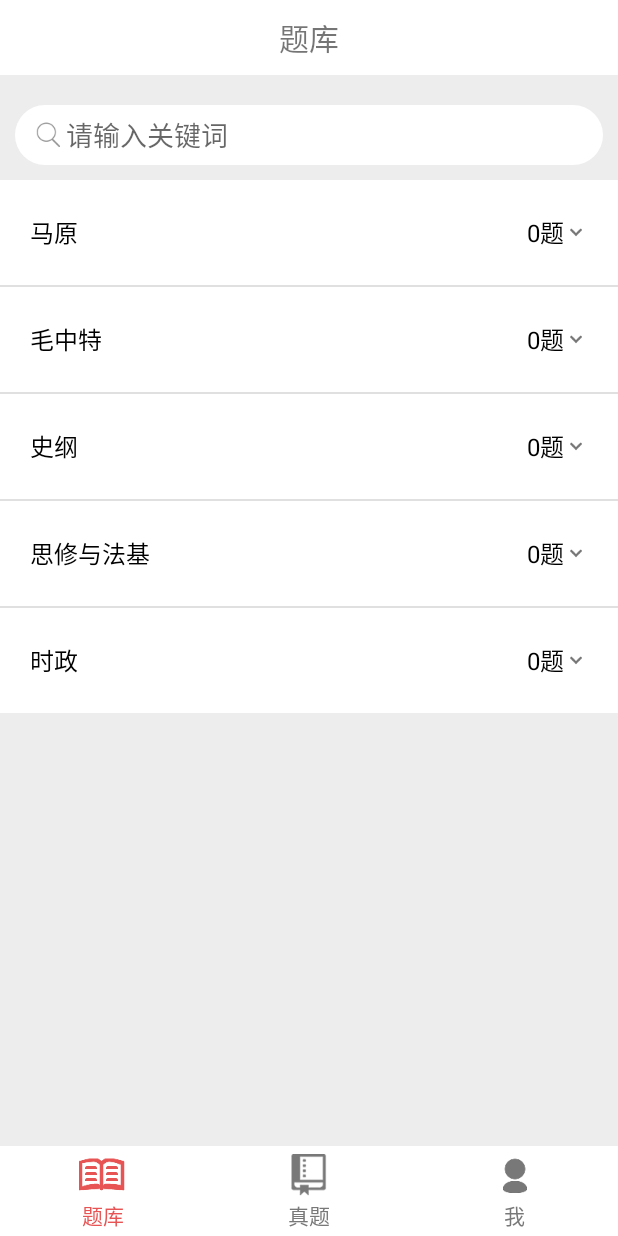
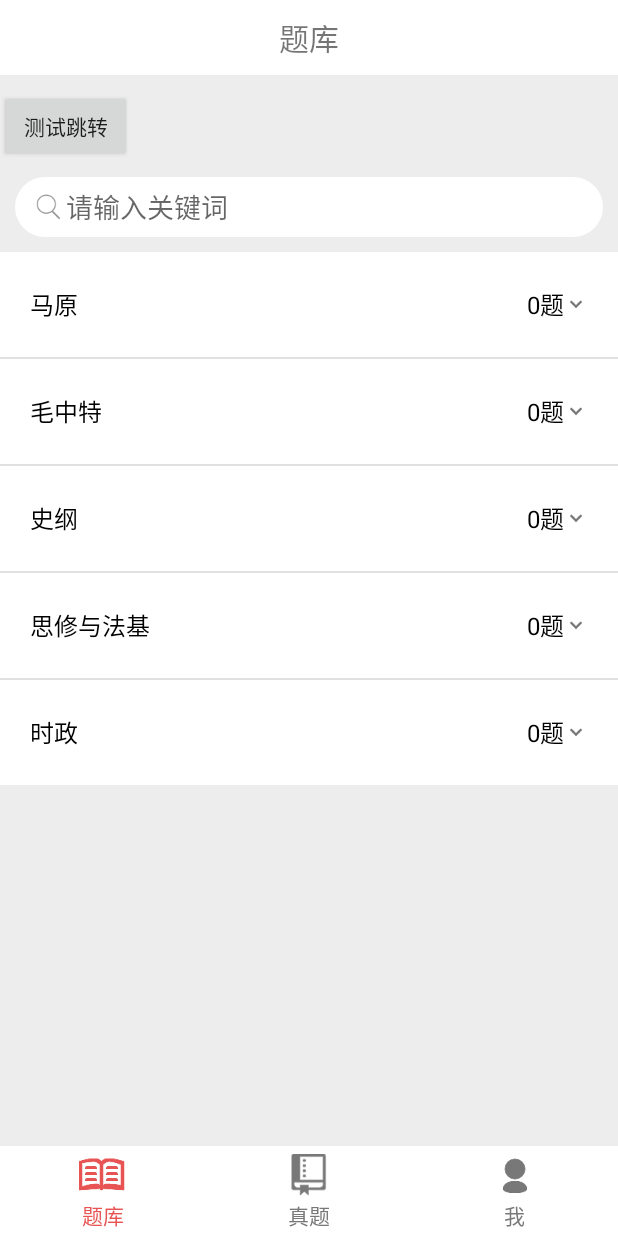
Before and after one commit to malijie/PoliticsProject, an Android app: the screen it shows after launch (HomePageActivity), on a phone screen of 412 x 824 dp. Run offline under Robolectric (Android 15) with nearby library versions, the light colour scheme and no system bars; 11 statements that could not run were skipped.

Commit message:
update ui

```diff
--- a/PoliticsExam/src/main/AndroidManifest.xml
+++ b/PoliticsExam/src/main/AndroidManifest.xml
@@ -20,6 +20,7 @@
         <activity android:name=".activity.QuestionDetailActivity"/>
         <activity android:name=".activity.SearchActivity"/>
         <activity android:name=".activity.SearchDetailActivity"/>
+        <activity android:name=".activity.TestActivity"/>
     </application>
 
 </manifest>
--- a/PoliticsExam/src/main/java/com/politics/exam/db/SQLContainer.java
+++ b/PoliticsExam/src/main/java/com/politics/exam/db/SQLContainer.java
@@ -10,7 +10,7 @@ public class SQLContainer {
     private static final String QUESTION_INFO = "QUESTION_INFO_BEAN";
     private static final String QUESTION_OPTION = "QUESTION_OPTION_BEAN";
     private static final String SECTION_BEAN = "SECTION_BEAN";
-    private static final String EXAM_INFO = "PAPER";
+    private static final String EXAM_QUESTIONS = "EXAM_QUESTIONS";
 
     public static String queryChapterQuestions(String subjectName){
         return "SELECT * FROM " + QUESTION_INFO + " WHERE SUBJECT_NAME='" + subjectName + "' AND YEAR=0 ORDER BY CHAPTER_ID, S_NUM";
@@ -50,7 +50,7 @@ public class SQLContainer {
     }
 
     public static String getExamInfos(){
-        return "SELECT * FROM " + EXAM_INFO + " WHERE paper_type='真题'";
+        return "SELECT * FROM " + EXAM_QUESTIONS;
     }
 
 }
--- a/PoliticsExam/src/main/java/com/politics/exam/fragment/QuestionsFragment.java
+++ b/PoliticsExam/src/main/java/com/politics/exam/fragment/QuestionsFragment.java
@@ -10,6 +10,7 @@ import android.view.LayoutInflater;
 import android.view.View;
 import android.view.ViewGroup;
 import android.view.inputmethod.EditorInfo;
+import android.widget.Button;
 import android.widget.EditText;
 import android.widget.ExpandableListView;
 import android.widget.ListView;
@@ -17,6 +18,7 @@ import android.widget.TextView;
 
 import com.politics.exam.R;
 import com.politics.exam.activity.SearchActivity;
+import com.politics.exam.activity.TestActivity;
 import com.politics.exam.db.DBManager;
 import com.politics.exam.util.Logger;
 import com.politics.exam.util.SharedPreferenceUtil;
@@ -34,10 +36,21 @@ public class QuestionsFragment extends Fragment {
     private EditText mEditTextSearch = null;
     private ExpandableListView mExpandListView;
     private MyExpandableListAdapter mAdapter =  null;
+    private Button mButtonTest = null;
 
     public View onCreateView(LayoutInflater inflater, ViewGroup container,
                              Bundle savedInstanceState) {
         View messageLayout = inflater.inflate(R.layout.question_fragment, container, false);
+
+        mButtonTest = (Button) messageLayout.findViewById(R.id.test_button);
+        mButtonTest.setOnClickListener(new View.OnClickListener() {
+            @Override
+            public void onClick(View v) {
+                startActivity(new Intent(getActivity(), TestActivity.class));
+            }
+        });
+
+
         initData(messageLayout);
         return messageLayout;
     }
@@ -68,6 +81,7 @@ public class QuestionsFragment extends Fragment {
         mExpandListView = (ExpandableListView) messageLayout.findViewById(R.id.expand_list_view);
         mEditTextSearch = (EditText) messageLayout.findViewById(R.id.id_home_edit_search);
         mAdapter = new MyExpandableListAdapter(mExpandListView,this);
+
 
         mExpandListView.setAdapter(mAdapter);
         mExpandListView.setGroupIndicator(null);
--- a/PoliticsExam/src/main/res/layout/question_fragment.xml
+++ b/PoliticsExam/src/main/res/layout/question_fragment.xml
@@ -5,9 +5,16 @@
     android:background="@color/grey"
     android:orientation="vertical">
 
+    <Button
+        android:layout_width="wrap_content"
+        android:layout_height="wrap_content"
+        android:id="@+id/test_button"
+        android:text="测试跳转"/>
+
     <include
         android:id="@+id/id_questions_layout_search"
         layout="@layout/search_widget" />
+
 
         <LinearLayout
             android:layout_width="match_parent"
```
Also changed, not shown: PoliticsExam/src/main/java/com/politics/exam/activity/TestActivity.java (added, +38 -0 lines), PoliticsExam/src/main/java/com/politics/exam/db/operator/BaseOperator.java (+9 -0 lines), PoliticsExam/src/main/res/layout/test_layout.xml (added, +13 -0 lines).
